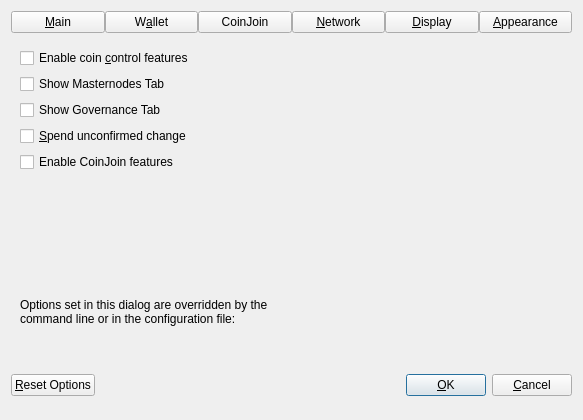
vkaxproject/vkax, file src/qt/forms/optionsdialog.ui: the form before one commit.
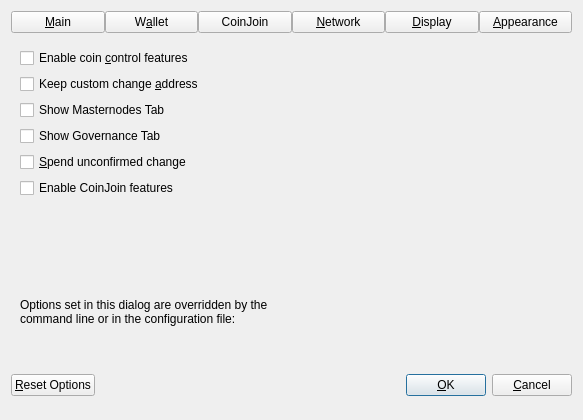
The form after the commit. The open tabs and pages were chosen to show the change. Custom widgets are drawn as their Qt base class.

```diff
--- a/src/qt/forms/optionsdialog.ui
+++ b/src/qt/forms/optionsdialog.ui
@@ -318,6 +318,16 @@
             </property>
            </widget>
           </item>
+          <item>
+           <widget class="QCheckBox" name="keepChangeAddress">
+            <property name="toolTip">
+             <string>Whether to keep the specified custom change address or not.</string>
+            </property>
+            <property name="text">
+             <string>Keep custom change &amp;address</string>
+            </property>
+           </widget>
+          </item>
           <item>
            <widget class="QCheckBox" name="showMasternodesTab">
             <property name="toolTip">
```
Left out of the diff: 3 changed lines with no effect on the pictures.
